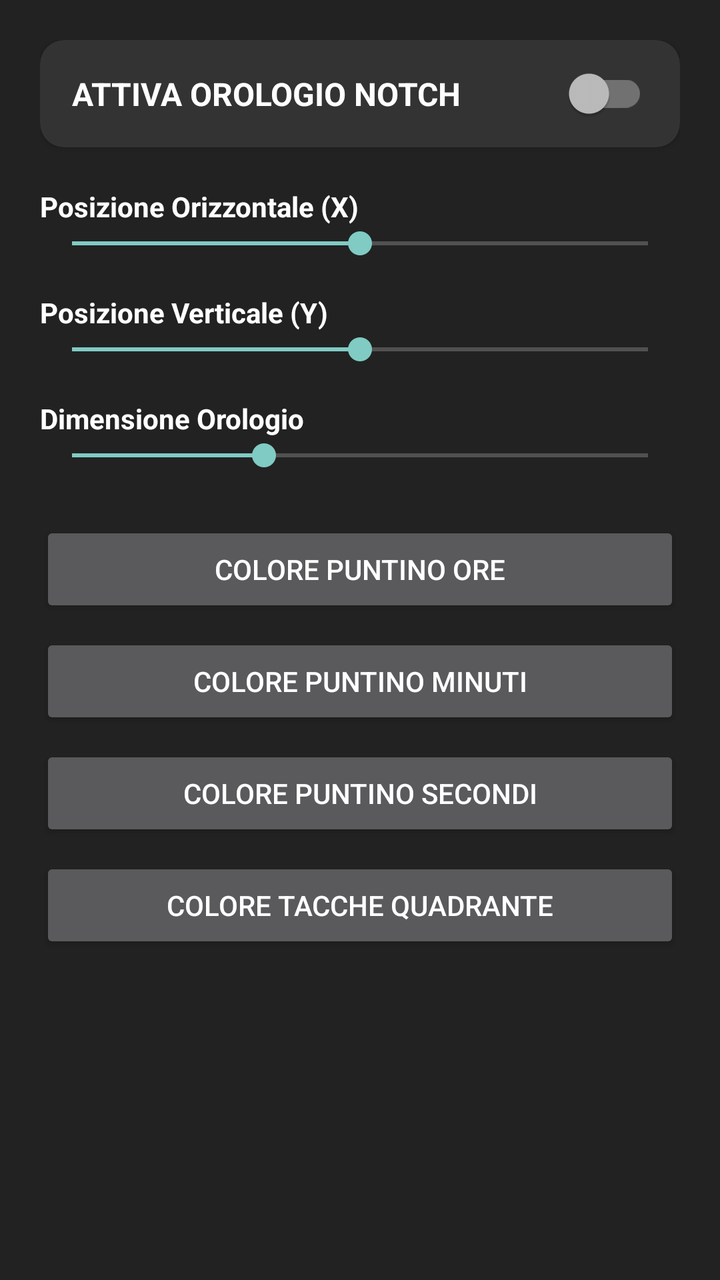
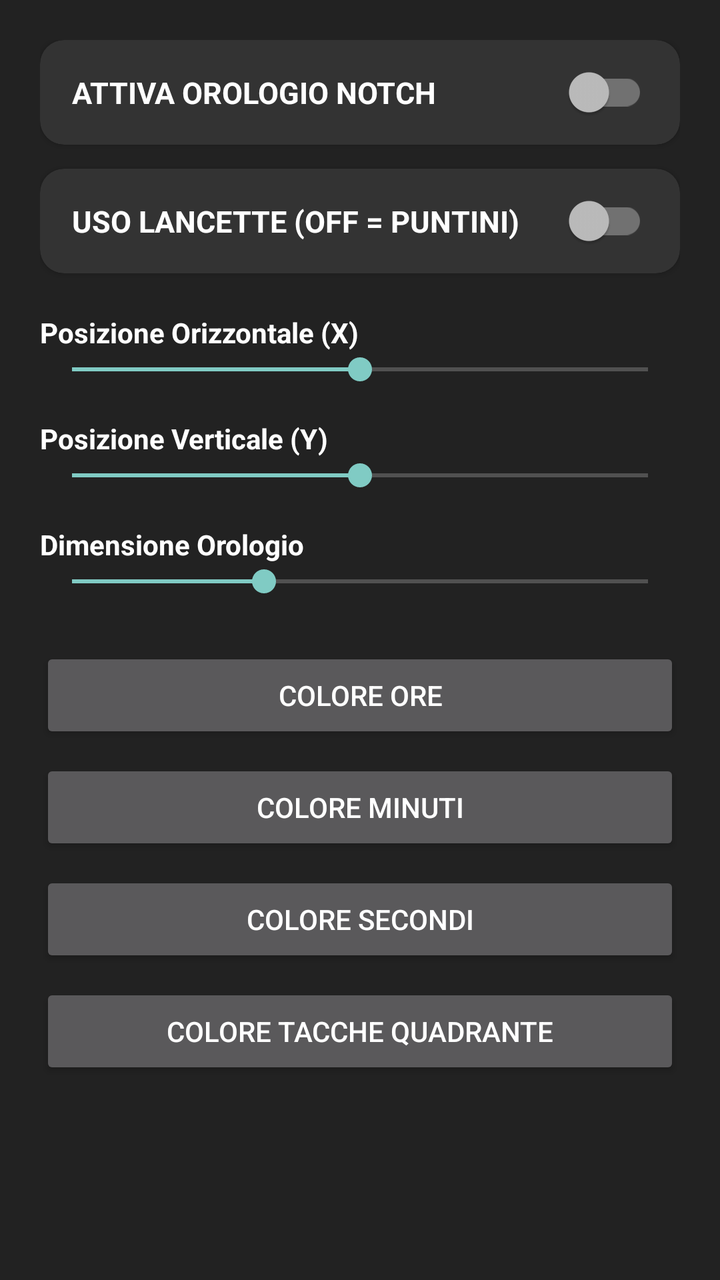

Before-and-after screenshots of an Android layout around one commit, followed by the original layout XML and the change that was made.
<!-- AndroidManifest.xml: application theme Theme.AppCompat.NoActionBar -->
<!-- res/layout/activity_main.xml -->
<?xml version="1.0" encoding="utf-8"?>
<LinearLayout 
    xmlns:android="http://schemas.android.com/apk/res/android"
    xmlns:app="http://schemas.android.com/apk/res-auto"
    android:layout_width="match_parent"
    android:layout_height="match_parent"
    android:background="#222222"
    android:orientation="vertical"
    android:padding="20dp">

    
    <androidx.cardview.widget.CardView
        android:layout_width="match_parent"
        android:layout_height="wrap_content"
        android:layout_marginBottom="20dp"
        app:cardBackgroundColor="#333333"
        app:cardCornerRadius="12dp">

        <com.google.android.material.switchmaterial.SwitchMaterial
            android:id="@+id/switchService"
            android:layout_width="match_parent"
            android:layout_height="wrap_content"
            android:padding="16dp"
            android:text="ATTIVA OROLOGIO NOTCH"
            android:textColor="#FFFFFF"
            android:textSize="16sp"
            android:textStyle="bold" />
    </androidx.cardview.widget.CardView>

    <ScrollView
        android:layout_width="match_parent"
        android:layout_height="match_parent">

        <LinearLayout
            android:layout_width="match_parent"
            android:layout_height="wrap_content"
            android:orientation="vertical">

            <TextView
                android:layout_width="wrap_content"
                android:layout_height="wrap_content"
                android:text="Posizione Orizzontale (X)"
                android:textColor="#FFFFFF"
                android:textStyle="bold" />

            <SeekBar
                android:id="@+id/seekX"
                android:layout_width="match_parent"
                android:layout_height="wrap_content"
                android:layout_marginBottom="16dp"
                android:max="200"
                android:progress="100" />

            <TextView
                android:layout_width="wrap_content"
                android:layout_height="wrap_content"
                android:text="Posizione Verticale (Y)"
                android:textColor="#FFFFFF"
                android:textStyle="bold" />

            <SeekBar
                android:id="@+id/seekY"
                android:layout_width="match_parent"
                android:layout_height="wrap_content"
                android:layout_marginBottom="16dp"
                android:max="200"
                android:progress="100" />

            <TextView
                android:layout_width="wrap_content"
                android:layout_height="wrap_content"
                android:text="Dimensione Orologio"
                android:textColor="#FFFFFF"
                android:textStyle="bold" />

            <SeekBar
                android:id="@+id/seekSize"
                android:layout_width="match_parent"
                android:layout_height="wrap_content"
                android:layout_marginBottom="24dp"
                android:max="300"
                android:progress="100" />

            <Button
                android:id="@+id/btnColorHour"
                android:layout_width="match_parent"
                android:layout_height="wrap_content"
                android:layout_marginBottom="8dp"
                android:text="COLORE PUNTINO ORE" />

            <Button
                android:id="@+id/btnColorMinute"
                android:layout_width="match_parent"
                android:layout_height="wrap_content"
                android:layout_marginBottom="8dp"
                android:text="COLORE PUNTINO MINUTI" />

            <Button
                android:id="@+id/btnColorSecond"
                android:layout_width="match_parent"
                android:layout_height="wrap_content"
                android:layout_marginBottom="8dp"
                android:text="COLORE PUNTINO SECONDI" />

            <Button
                android:id="@+id/btnColorTicks"
                android:layout_width="match_parent"
                android:layout_height="wrap_content"
                android:text="COLORE TACCHE QUADRANTE" />

        </LinearLayout>
    </ScrollView>
</LinearLayout>
<!-- resources referenced by this layout -->
<resources>

</resources>

<!-- the commit's change to res/layout/activity_main.xml (unified diff, before → after) -->
@@ -12,7 +12,7 @@
     <androidx.cardview.widget.CardView
         android:layout_width="match_parent"
         android:layout_height="wrap_content"
-        android:layout_marginBottom="20dp"
+        android:layout_marginBottom="12dp"
         app:cardBackgroundColor="#333333"
         app:cardCornerRadius="12dp">
 
@@ -23,7 +23,26 @@
             android:padding="16dp"
             android:text="ATTIVA OROLOGIO NOTCH"
             android:textColor="#FFFFFF"
-            android:textSize="16sp"
+            android:textSize="15sp"
+            android:textStyle="bold" />
+    </androidx.cardview.widget.CardView>
+
+    
+    <androidx.cardview.widget.CardView
+        android:layout_width="match_parent"
+        android:layout_height="wrap_content"
+        android:layout_marginBottom="20dp"
+        app:cardBackgroundColor="#333333"
+        app:cardCornerRadius="12dp">
+
+        <com.google.android.material.switchmaterial.SwitchMaterial
+            android:id="@+id/switchStyle"
+            android:layout_width="match_parent"
+            android:layout_height="wrap_content"
+            android:padding="16dp"
+            android:text="USO LANCETTE (OFF = PUNTINI)"
+            android:textColor="#FFFFFF"
+            android:textSize="15sp"
             android:textStyle="bold" />
     </androidx.cardview.widget.CardView>
 
@@ -86,21 +105,21 @@
                 android:layout_width="match_parent"
                 android:layout_height="wrap_content"
                 android:layout_marginBottom="8dp"
-                android:text="COLORE PUNTINO ORE" />
+                android:text="COLORE ORE" />
 
             <Button
                 android:id="@+id/btnColorMinute"
                 android:layout_width="match_parent"
                 android:layout_height="wrap_content"
                 android:layout_marginBottom="8dp"
-                android:text="COLORE PUNTINO MINUTI" />
+                android:text="COLORE MINUTI" />
 
             <Button
                 android:id="@+id/btnColorSecond"
                 android:layout_width="match_parent"
                 android:layout_height="wrap_content"
                 android:layout_marginBottom="8dp"
-                android:text="COLORE PUNTINO SECONDI" />
+                android:text="COLORE SECONDI" />
 
             <Button
                 android:id="@+id/btnColorTicks"
